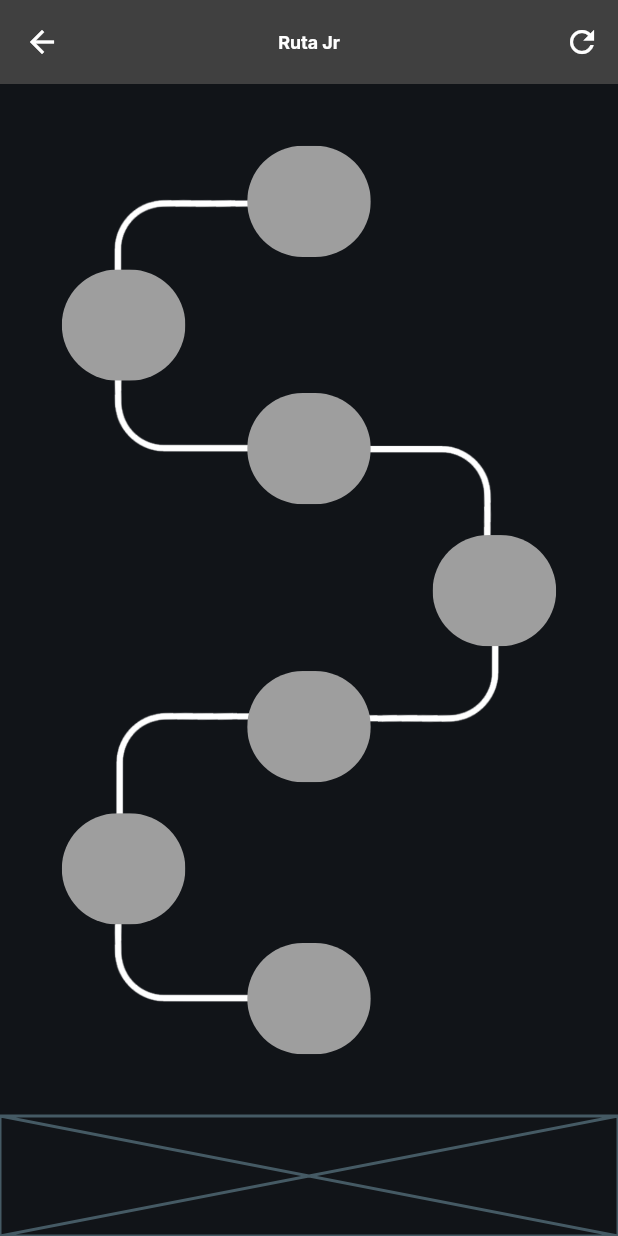
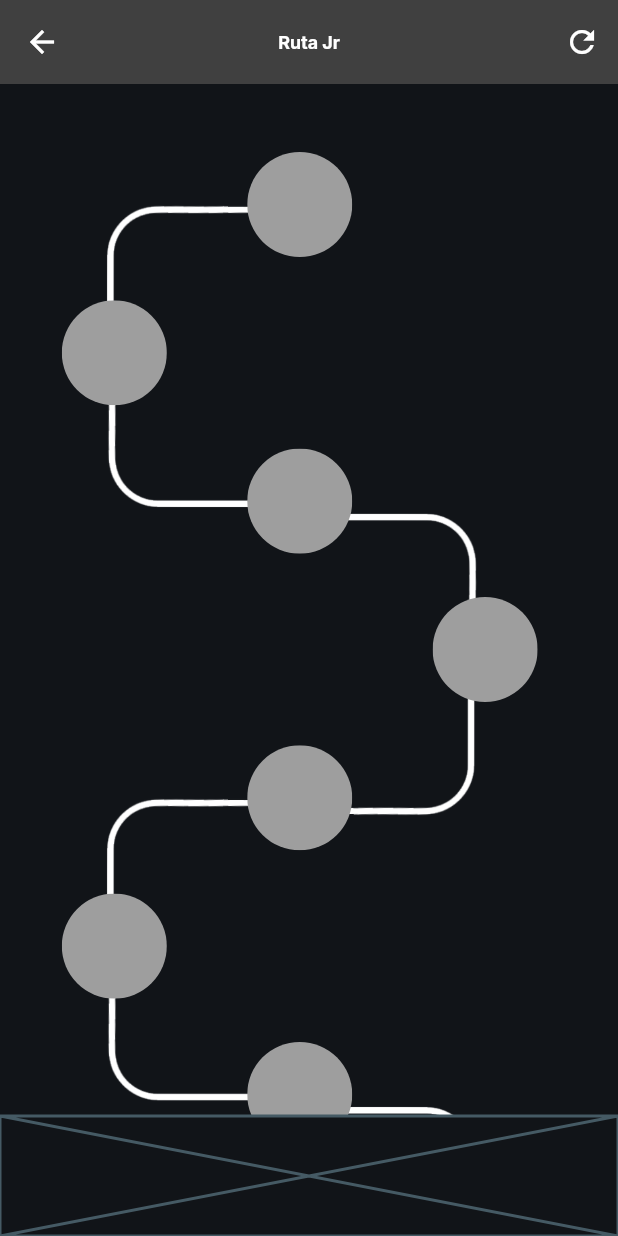
Before and after one commit to carlostic26/ruta-flutter, a Flutter app: the PathScreen screen opened directly, on a phone screen of 412 x 824 dp. Run offline on Flutter 3.47's test engine with Material 3 defaults, Android fonts, the phone set to English and light mode, and no system bars; our stand-ins replace flutter_riverpod, percent_indicator, shared_preferences, sqflite; accounts and stored records are empty.

Commit message:
algoritmo de construcción de widgets en ruta de niveles

```diff
--- /dev/null
+++ b/lib/features/home/presentation/widgets/generate_route_path_widget.dart
@@ -0,0 +1,175 @@
+import 'dart:math';
+import 'package:flutter/material.dart';
+
+class GenerateRoutePathWidget extends StatelessWidget {
+  final int numeroCirculos;
+  final Color rutaColor;
+  final double widthScreen;
+  final double heightScreen;
+
+  const GenerateRoutePathWidget({
+    super.key,
+    required this.numeroCirculos,
+    required this.rutaColor,
+    required this.widthScreen,
+    required this.heightScreen,
+  });
+
+  @override
+  Widget build(BuildContext context) {
+    List<Widget> widgets = [];
+
+    // Posiciones fijas para el primer círculo y la primera línea
+    double circleCenterScreen = widthScreen * 0.40; // Centro en X
+    double circleLeftScreen = widthScreen * 0.10; // Izquierda en X
+    double circleRightScreen = widthScreen * 0.70; // Derecha en X
+
+    // Línea 1 (fija)
+    widgets.add(
+      Positioned(
+        left: widthScreen * 0.18,
+        bottom: heightScreen * 0.08,
+        child: Transform.rotate(
+          angle: pi,
+          child: SizedBox(
+            height: heightScreen * 0.12,
+            child: ColorFiltered(
+              colorFilter: ColorFilter.mode(rutaColor, BlendMode.srcIn),
+              child: Image.asset('assets/icons/linea_asset.png'),
+            ),
+          ),
+        ),
+      ),
+    );
+
+    // Círculo 1 (fijo)
+    widgets.add(
+      Positioned(
+        left: circleCenterScreen,
+        bottom: heightScreen * 0.05,
+        child: GestureDetector(
+          onTap: () {
+            showDialogLearning(context);
+          },
+          child: ClipRRect(
+            borderRadius: BorderRadius.circular(100),
+            child: Container(
+              width: widthScreen * 0.17,
+              height: widthScreen * 0.17,
+              color: Colors.grey,
+            ),
+          ),
+        ),
+      ),
+    );
+
+    // Generar círculos y líneas restantes
+    double currentBottom =
+        heightScreen * 0.15; // Comenzar desde la posición de la línea 1
+
+    for (int i = 2; i <= numeroCirculos; i++) {
+      // Calcular posición del círculo
+      double circleX;
+      if (i % 2 == 0) {
+        // Círculos pares: alternar entre izquierda y derecha
+        circleX = (i ~/ 2) % 2 == 0 ? circleRightScreen : circleLeftScreen;
+      } else {
+        // Círculos impares: centro
+        circleX = circleCenterScreen;
+      }
+
+      // Calcular posición y rotación de la línea
+      if (i < numeroCirculos) {
+        double lineAngle;
+        double lineLeft;
+        double lineBottom = currentBottom + heightScreen * 0.035;
+
+        // Determinar la rotación basada en el índice de la línea
+        if (i % 4 == 1) {
+          // Líneas 1, 5, 9, etc.
+          lineAngle = pi;
+          lineLeft = circleX - widthScreen * 0.23;
+        } else if (i % 4 == 2) {
+          // Líneas 2, 6, 10, etc.
+          lineAngle = -pi / 2;
+          lineLeft = circleX + widthScreen * 0.05;
+        } else if (i % 4 == 3) {
+          // Líneas 3, 7, 11, etc.
+          lineAngle = pi / 2;
+          lineLeft = circleX + widthScreen * 0.115;
+        } else {
+          // Líneas 4, 8, 12, etc.
+          lineAngle = 2 * pi; // Rotación hacia la izquierda
+          lineLeft = circleX - widthScreen * 0.2;
+        }
+
+        // Añadir línea
+        widgets.add(
+          Positioned(
+            left: lineLeft,
+            bottom: lineBottom,
+            child: Transform.rotate(
+              angle: lineAngle,
+              child: SizedBox(
+                height: heightScreen * 0.12,
+                child: ColorFiltered(
+                  colorFilter: ColorFilter.mode(rutaColor, BlendMode.srcIn),
+                  child: Image.asset('assets/icons/linea_asset.png'),
+                ),
+              ),
+            ),
+          ),
+        );
+      }
+
+      // Añadir círculo
+      widgets.add(
+        Positioned(
+          left: circleX,
+          bottom: currentBottom,
+          child: ClipRRect(
+            borderRadius: BorderRadius.circular(100),
+            child: Container(
+              width: widthScreen * 0.17,
+              height: widthScreen * 0.17,
+              color: Colors.grey,
+            ),
+          ),
+        ),
+      );
+
+      // Actualizar posición para el siguiente círculo
+      currentBottom += heightScreen * 0.12;
+    }
+    // Calcular la altura total del Stack
+    double stackHeight =
+        currentBottom + heightScreen * 0.02; // Altura total requerida
+
+    return SingleChildScrollView(
+      child: SizedBox(
+        height: stackHeight,
+        child: Stack(children: widgets),
+      ),
+    );
+  }
+
+  void showDialogLearning(BuildContext context) {
+    showDialog(
+      context: context,
+      builder: (BuildContext context) {
+        return AlertDialog(
+          title: const Text('Aprendizaje'),
+          content: const Text('Has tocado un círculo.'),
+          actions: <Widget>[
+            TextButton(
+              child: const Text('Cerrar'),
+              onPressed: () {
+                Navigator.of(context).pop();
+              },
+            ),
+          ],
+        );
+      },
+    );
+  }
+}
--- a/lib/features/home/presentation/widgets/path_modules_widget.dart
+++ b/lib/features/home/presentation/widgets/path_modules_widget.dart
@@ -2,6 +2,7 @@ import 'dart:math';
 import 'package:flutter/material.dart';
 import 'package:flutter_riverpod/flutter_riverpod.dart';
 import 'package:ruta_flutter/features/home/presentation/state/provider/get_level_use_case_provider.dart';
+import 'package:ruta_flutter/features/home/presentation/widgets/generate_route_path_widget.dart';
 import 'package:ruta_flutter/features/topic/presentation/screens/choose_topic_screen.dart';
 
 class PathCircleLevelsWidget extends ConsumerWidget {
@@ -18,17 +19,20 @@ class PathCircleLevelsWidget extends ConsumerWidget {
     double circleLeftScreen = widthScreen * 0.10;
     double circleRightScreen = widthScreen * 0.10;
 
-    //Todo: crear un mismo color para las lineas de la ruta
-
     Color rutaColor = Colors.white;
 
     final levelList = ref.watch(levelListProvider);
 
-    //TODO: Crear un algoritmo (metodo) que dado un numero entero cree o dibuje un numero de circulos en pantalla, teniendo en cuenta que no puede haber mas de 1 circulo por row, se debe tener en cuenta el nivel inicial, las 4 direcciones y las lineas que lo conectan
+    //TODO: Recibir la lista de niveles enviarla al metodo de dialogo (widget) y mostrar la info del objeto level x
+    //TODO: Implementar el diseño UI de las rutas (boton, lineas)
 
-    //TODO: Recibir la lista de niveles enviarla al metodo de dialogo (widget) y mostrar la info del objeto level x
+    return GenerateRoutePathWidget(
+        numeroCirculos: 11,
+        rutaColor: rutaColor,
+        widthScreen: widthScreen,
+        heightScreen: heightScreen);
 
-    return Stack(
+    /* Stack(
       children: [
         //Linea 1
         Positioned(
@@ -255,7 +259,18 @@ class PathCircleLevelsWidget extends ConsumerWidget {
           ),
         ),
       ],
-    );
+    ); */
+  }
+
+  Future<Widget> buildPathRoute(BuildContext context) async {
+    double heightScreen = MediaQuery.of(context).size.height;
+    double widthScreen = MediaQuery.of(context).size.width;
+
+    double circleCenterScreen = widthScreen * 0.40;
+    double circleLeftScreen = widthScreen * 0.10;
+    double circleRightScreen = widthScreen * 0.10;
+
+    return Container(); // Add a return statement
   }
 
   Future<dynamic> showDialogLearning(BuildContext context) {
```
